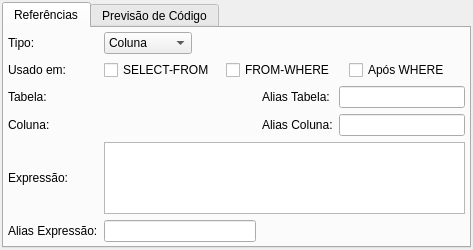
Qt form libpgmodeler_ui/ui/visaowidget.ui (pgmodeler/pgmodeler) before a commit.
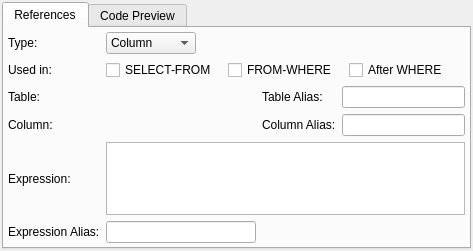
The same form after that commit.

The edit to the form file:
```diff
--- a/libpgmodeler_ui/ui/visaowidget.ui
+++ b/libpgmodeler_ui/ui/visaowidget.ui
@@ -7,7 +7,7 @@
     <x>0</x>
     <y>0</y>
     <width>473</width>
-    <height>250</height>
+    <height>251</height>
    </rect>
   </property>
   <property name="windowTitle">
@@ -27,7 +27,7 @@
      </property>
      <widget class="QWidget" name="tab">
       <attribute name="title">
-       <string>Referências</string>
+       <string>References</string>
       </attribute>
       <layout class="QGridLayout" name="referencias_grid">
        <property name="margin">
@@ -39,7 +39,7 @@
        <item row="0" column="0">
         <widget class="QLabel" name="tipo_ref_lbl">
          <property name="text">
-          <string>Tipo:</string>
+          <string>Type:</string>
          </property>
         </widget>
        </item>
@@ -47,12 +47,12 @@
         <widget class="QComboBox" name="tipo_ref_cmb">
          <item>
           <property name="text">
-           <string>Coluna</string>
+           <string>Column</string>
           </property>
          </item>
          <item>
           <property name="text">
-           <string>Expressão</string>
+           <string>Expression</string>
           </property>
          </item>
         </widget>
@@ -73,7 +73,7 @@
        <item row="1" column="0">
         <widget class="QLabel" name="tipo_ref_lbl_2">
          <property name="text">
-          <string>Usado em:</string>
+          <string>Used in:</string>
          </property>
         </widget>
        </item>
@@ -96,7 +96,7 @@
          <item>
           <widget class="QCheckBox" name="apos_where_chk">
            <property name="text">
-            <string>Após WHERE</string>
+            <string>After WHERE</string>
            </property>
           </widget>
          </item>
@@ -105,7 +105,7 @@
        <item row="2" column="0">
         <widget class="QLabel" name="tabela_lbl">
          <property name="text">
-          <string>Tabela:</string>
+          <string>Table:</string>
          </property>
         </widget>
        </item>
@@ -118,7 +118,7 @@
           </sizepolicy>
          </property>
          <property name="text">
-          <string>Alias Tabela:</string>
+          <string>Table Alias:</string>
          </property>
         </widget>
        </item>
@@ -135,7 +135,7 @@
        <item row="3" column="0">
         <widget class="QLabel" name="coluna_lbl">
          <property name="text">
-          <string>Coluna:</string>
+          <string>Column:</string>
          </property>
         </widget>
        </item>
@@ -148,7 +148,7 @@
           </sizepolicy>
          </property>
          <property name="text">
-          <string>Alias Coluna:</string>
+          <string>Column Alias:</string>
          </property>
         </widget>
        </item>
@@ -165,7 +165,7 @@
        <item row="4" column="0">
         <widget class="QLabel" name="expressao_lbl">
          <property name="text">
-          <string>Expressão:</string>
+          <string>Expression:</string>
          </property>
         </widget>
        </item>
@@ -206,7 +206,7 @@
           </sizepolicy>
          </property>
          <property name="text">
-          <string>Alias Expressão:</string>
+          <string>Expression Alias:</string>
          </property>
         </widget>
        </item>
@@ -237,7 +237,7 @@
      </widget>
      <widget class="QWidget" name="tab_2">
       <attribute name="title">
-       <string>Previsão de Código</string>
+       <string>Code Preview</string>
       </attribute>
       <layout class="QGridLayout" name="previsao_grid">
        <property name="margin">
```
